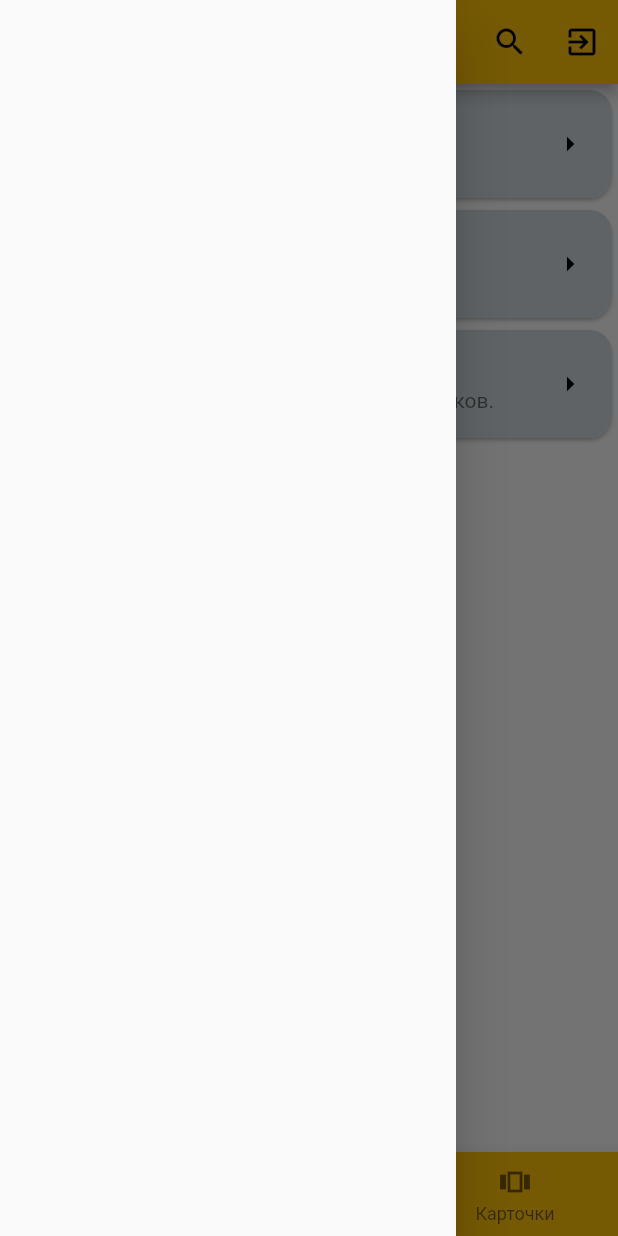
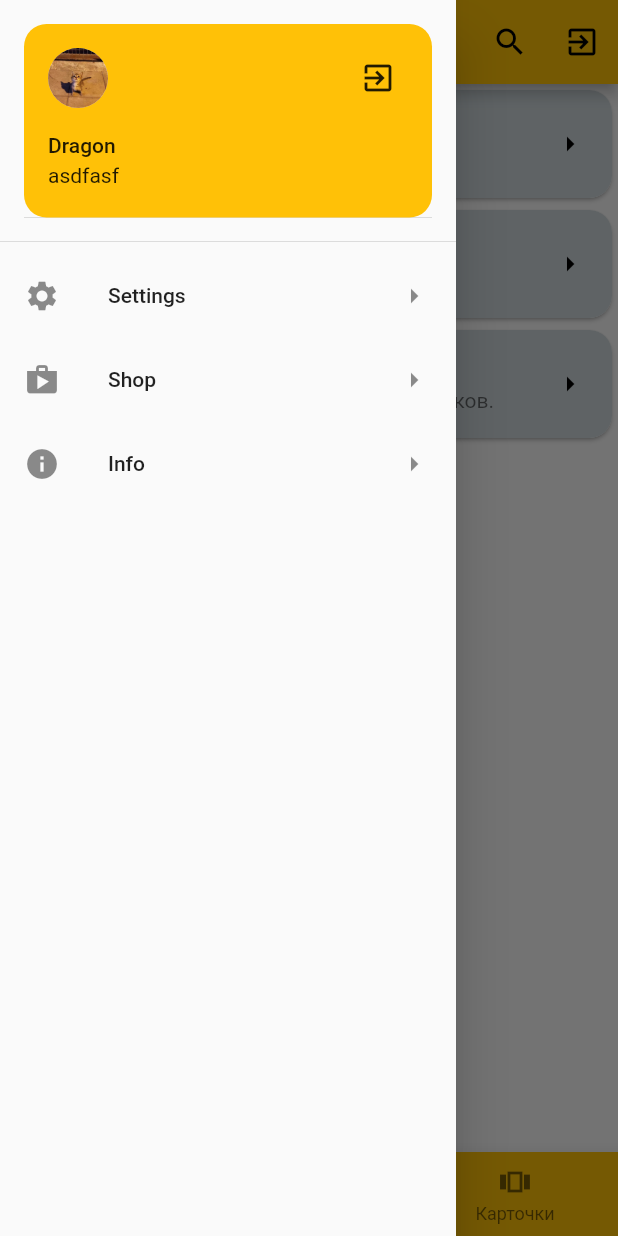
Before and after one commit to dobriy-yashcher/test_flutter_project, a Flutter app: the HomePage screen opened by its route, with the side drawer open, on a phone screen of 412 x 824 dp. Run offline on Flutter 3.47's test engine with Material 2 defaults, Android fonts, the phone set to English and light mode, and no system bars.

Commit message:
add menu(drawer)

```diff
--- /dev/null
+++ b/lib/components/drawer.dart
@@ -0,0 +1,58 @@
+// ignore_for_file: prefer_typing_uninitialized_variables
+
+import 'package:flutter/cupertino.dart';
+import 'package:flutter/material.dart';
+
+class MenuDrawer extends StatelessWidget {
+  const MenuDrawer({super.key});
+
+  @override
+  Widget build(BuildContext context) {
+    return Drawer(
+      child: ListView(
+        children: [
+          DrawerHeader(
+            child: UserAccountsDrawerHeader(
+              currentAccountPicture: Container(
+                alignment: Alignment.topLeft,
+                child: const CircleAvatar(
+                  backgroundImage: AssetImage("images/blub.jpg"),
+                ),
+              ),
+              accountName: const Text("Dragon"),
+              accountEmail: const Text("asdfasf"),
+              decoration: BoxDecoration(
+                color: Theme.of(context).primaryColor,
+                borderRadius: BorderRadius.circular(15)
+              ),
+              otherAccountsPictures: [
+                IconButton (
+                  icon: const Icon(Icons.exit_to_app),
+                  onPressed: () { Navigator.popAndPushNamed(context, '/');}
+                )
+              ],
+            ),
+          ),
+          ListTile(
+            title: const Text("Settings"),
+            leading: const Icon(Icons.settings),
+            trailing: const Icon(Icons.arrow_right),
+            onTap:(){},
+          ),
+          ListTile(
+            title: const Text("Shop"),
+            leading: const Icon(Icons.shop),
+            trailing: const Icon(Icons.arrow_right),
+            onTap:(){},
+          ),
+          ListTile(
+            title: const Text("Info"),
+            leading: const Icon(Icons.info),
+            trailing: const Icon(Icons.arrow_right),
+            onTap:(){},
+          ),
+        ],
+      ),
+    );
+  }
+}
--- a/lib/pages/home_page.dart
+++ b/lib/pages/home_page.dart
@@ -1,4 +1,5 @@
 import 'package:flutter/material.dart';
+import 'package:test_project/components/drawer.dart';
 import 'package:test_project/pages/apps_page.dart';
 import 'package:test_project/pages/calendar_page.dart';
 import 'package:test_project/pages/cards_page.dart';
@@ -92,7 +93,7 @@ class _HomePageState extends State<HomePage> {
           child: FloatingActionButton(
               onPressed: () {}, child: const Icon(Icons.add))),
       floatingActionButtonLocation: FloatingActionButtonLocation.centerFloat,
-      drawer: const Drawer(),
+      drawer: const MenuDrawer(),
       bottomNavigationBar: BottomNavigationBar(
         currentIndex: index,
         backgroundColor: primaryColor,
--- a/pubspec.yaml
+++ b/pubspec.yaml
@@ -60,7 +60,8 @@ flutter:
   uses-material-design: true
 
   # To add assets to your application, add an assets section, like this:
-  # assets:
+  assets:
+  - images/blub.jpg
   #   - images/a_dot_burr.jpeg
   #   - images/a_dot_ham.jpeg
 
```
Also changed, not shown: lib/pages/apps_page.dart (+14 -4 lines), images/blub.jpg (added), pubspec.lock.
